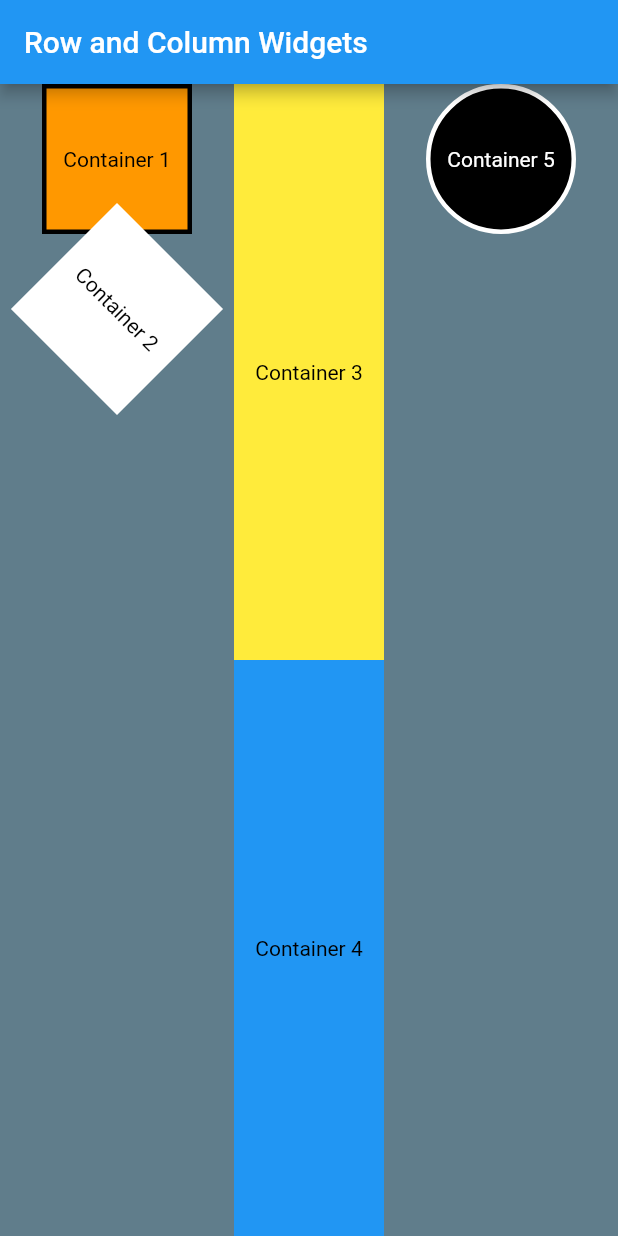
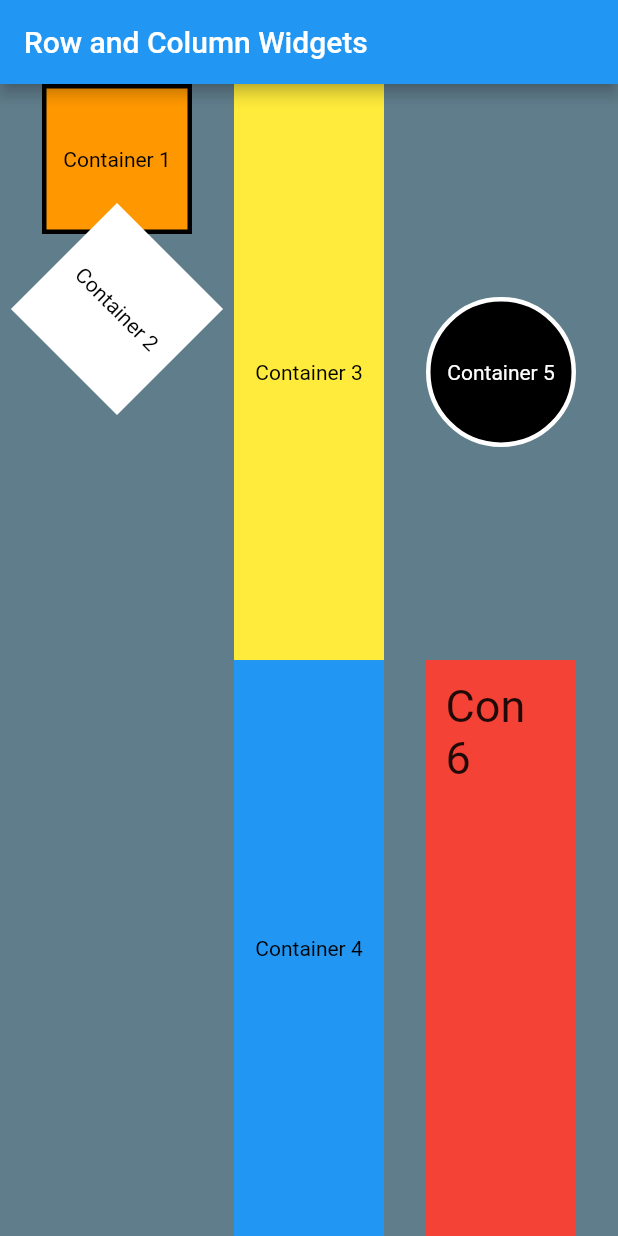
Before and after one commit to banishangural/FlutterApp01_BanishBanish, a Flutter app: the screen it shows after launch, on a phone screen of 412 x 824 dp. Run offline on Flutter 3.47's test engine with Material 2 defaults, Android fonts, the phone set to English and light mode, and no system bars.

Commit message:
Used the flex layout for container 5

```diff
--- a/flutterapp_01/lib/main.dart
+++ b/flutterapp_01/lib/main.dart
@@ -44,8 +44,13 @@ class MyApp extends StatelessWidget {
                 ],
               ),
               Column(
+                mainAxisSize: MainAxisSize.max,
+                mainAxisAlignment: MainAxisAlignment.spaceAround,
                 children: <Widget>[
-                  Container(
+                  Flexible(
+                    fit: FlexFit.tight,
+                    flex: 1,
+                    child: Container(
                       //margin: EdgeInsets.all(10.0),
                       padding: EdgeInsets.all(10.0),
                       height: 100,
@@ -59,6 +64,24 @@ class MyApp extends StatelessWidget {
                           'Container 5',
                           style: TextStyle(
                             color: Colors.white,
+                          ),
+                        ),
+                      ),
+                    ),
+                  ),
+                  Expanded(
+                    child: Container(
+                      //margin: EdgeInsets.all(10.0),
+                      padding: EdgeInsets.all(10.0),
+                      height: 100,
+                      width: 100,
+                      decoration: BoxDecoration(
+                          border: Border.all(width: 3, color: Colors.red),
+                          color: Colors.red),
+                      child: Text(
+                        'Con 6',
+                        style: TextStyle(
+                          fontSize: 30,
                         ),
                       ),
                     ),
```
Lines whose indentation alone changed are shown as unchanged.
